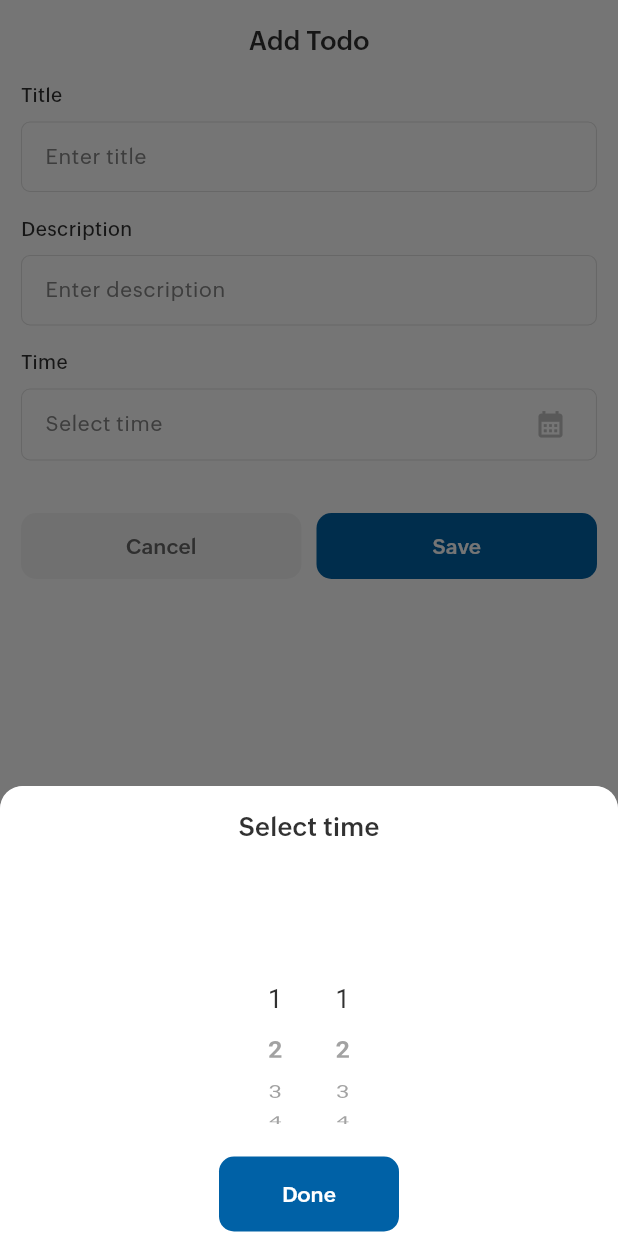
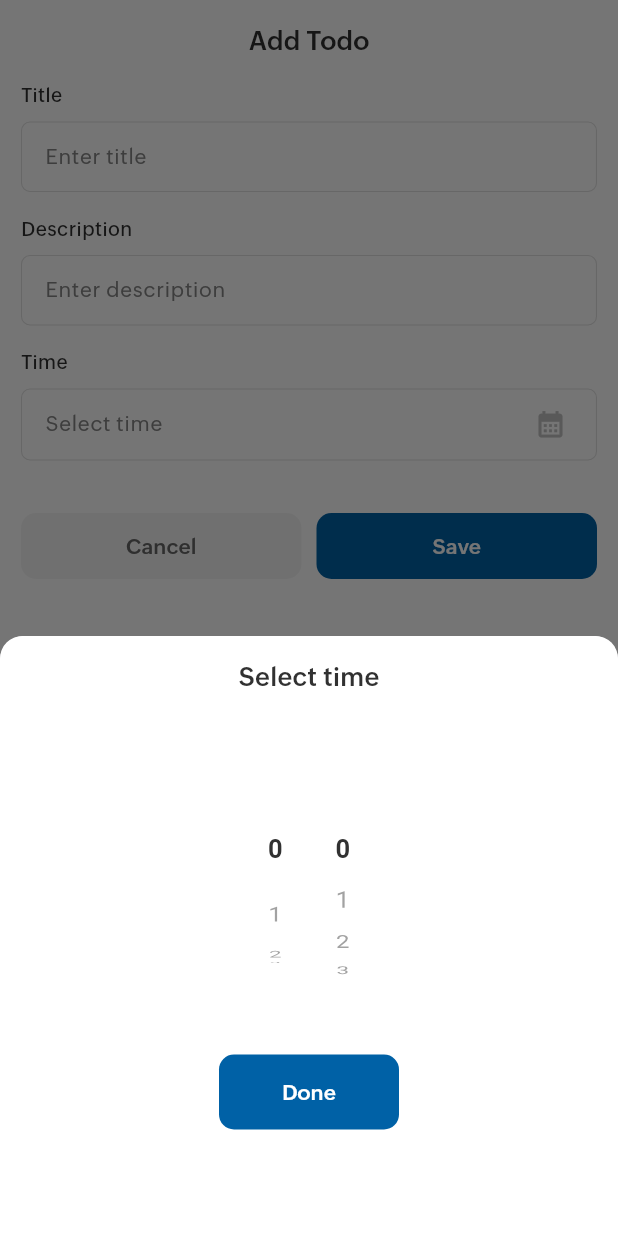
Before and after one commit to megha-solanki/lmg_todo_app, a Flutter app: the AddEditBottomSheet widget shown alone on an empty page, opened directly, after a tap on "Select time", on a phone screen of 412 x 824 dp. Run offline on Flutter 3.47's test engine with Material 3 defaults, Android fonts, the phone set to English and light mode, and no system bars; our stand-ins replace gap, get, hive, hive_flutter; accounts and stored records are empty.

Commit message:
final push

```diff
--- a/lib/database/todo.dart
+++ b/lib/database/todo.dart
@@ -5,12 +5,15 @@ part 'todo.g.dart';
 @HiveType(typeId: 1)
 class Todos {
   Todos(
-      {this.key,
+      {required this.key,
       this.title,
       this.descriptions,
       this.status,
       this.todoMinutes,
-      this.todoSeconds});
+      this.todoSeconds,
+      this.endMinutes,
+      this.endSeconds,
+      this.isPlaying = false});
 
   @HiveField(0)
   String? key;
@@ -35,4 +38,7 @@ class Todos {
 
   @HiveField(7)
   int? endSeconds;
+
+  @HiveField(8)
+  bool isPlaying;
 }
--- a/lib/enum_data.dart
+++ b/lib/enum_data.dart
@@ -1,7 +1,7 @@
-enum TimerStatus { todo, inProgress, done }
+enum TimerStatusEnum { todo, inProgress, done }
 
-final Map<TimerStatus, String> statusNames = {
-  TimerStatus.todo: 'TODO',
-  TimerStatus.inProgress: 'In-Progress',
-  TimerStatus.done: 'Done',
+final Map<TimerStatusEnum, String> statusNames = {
+  TimerStatusEnum.todo: 'TODO',
+  TimerStatusEnum.inProgress: 'In-Progress',
+  TimerStatusEnum.done: 'Done',
 };
--- a/lib/screens/home_page/select_time_bottomsheet.dart
+++ b/lib/screens/home_page/select_time_bottomsheet.dart
@@ -21,8 +21,8 @@ class SelectTimeBottomSheet extends StatefulWidget {
 }
 
 class _SelectTimeBottomSheetState extends State<SelectTimeBottomSheet> {
-  int selectedMinute = 1;
-  int selectedSecond = 1;
+  int selectedMinute = 0;
+  int selectedSecond = 0;
 
   @override
   void initState() {
@@ -45,7 +45,7 @@ class _SelectTimeBottomSheetState extends State<SelectTimeBottomSheet> {
   @override
   Widget build(BuildContext context) {
     return Container(
-      height: 300,
+      height: 400,
       decoration: const BoxDecoration(
         color: white,
         borderRadius: BorderRadius.only(
@@ -76,19 +76,19 @@ class _SelectTimeBottomSheetState extends State<SelectTimeBottomSheet> {
                 child: CupertinoPicker(
                   itemExtent: 30,
                   squeeze: 1,
-                  diameterRatio: 1.25,
+                  diameterRatio: 1,
                   selectionOverlay: Container(
                     decoration: const BoxDecoration(
                       color: Colors.transparent,
                     ),
                   ),
-                  scrollController: FixedExtentScrollController(
-                      initialItem: selectedMinute - 1),
-                  children: List.generate(5, (index) {
+                  scrollController:
+                      FixedExtentScrollController(initialItem: selectedMinute),
+                  children: List.generate(6, (index) {
                     return Padding(
                       padding: const EdgeInsets.only(top: 8.2),
                       child: Text(
-                        "${index + 1}",
+                        "$index",
                         style: selectedMinute == index
                             ? MyTextStyle.semiBold(fontSize: 17)
                             : MyTextStyle.regular(fontSize: 17),
@@ -97,7 +97,7 @@ class _SelectTimeBottomSheetState extends State<SelectTimeBottomSheet> {
                   }),
                   onSelectedItemChanged: (value) {
                     setState(() {
-                      selectedMinute = value + 1;
+                      selectedMinute = value;
                     });
                   },
                 ),
@@ -114,12 +114,12 @@ class _SelectTimeBottomSheetState extends State<SelectTimeBottomSheet> {
                       color: Colors.transparent,
                     ),
                   ),
-                  scrollController: FixedExtentScrollController(
-                      initialItem: selectedSecond - 1),
-                  children: List.generate(60, (index) {
+                  scrollController:
+                      FixedExtentScrollController(initialItem: selectedSecond),
+                  children: List.generate(61, (index) {
                     return Padding(
                       padding: const EdgeInsets.only(top: 8.2),
-                      child: Text("${index + 1}",
+                      child: Text("$index",
                           style: selectedSecond == index
                               ? MyTextStyle.semiBold(fontSize: 17)
                               : MyTextStyle.regular(fontSize: 17)),
@@ -127,14 +127,16 @@ class _SelectTimeBottomSheetState extends State<SelectTimeBottomSheet> {
                   }),
                   onSelectedItemChanged: (value) {
                     setState(() {
-                      selectedSecond = value + 1;
+                      selectedSecond = value;
                     });
                   },
                 ),
               ),
             ],
           ),
-          DesignConst.gap8,
+          const SizedBox(
+            height: 40,
+          ),
           SizedBox(
             width: 120,
             child: CustomButton(
--- a/lib/widgets/custom_textformfield.dart
+++ b/lib/widgets/custom_textformfield.dart
@@ -73,7 +73,7 @@ class CustomTextFormField extends StatelessWidget {
               enabled: isEnabled,
               decoration: InputDecoration(
                 hintText: hintText,
-                constraints: const BoxConstraints(maxHeight: 50),
+                //  constraints: const BoxConstraints(maxHeight: 50, minHeight: 50),
                 fillColor: white,
                 filled: true,
                 isDense: true,
```
Also changed, not shown: lib/screens/add_edit_bottomsheet.dart (+33 -4 lines), lib/screens/detail_page.dart (+85 -17 lines), lib/screens/home_page/todo_component.dart (+29 -20 lines), lib/database/todo.g.dart.
